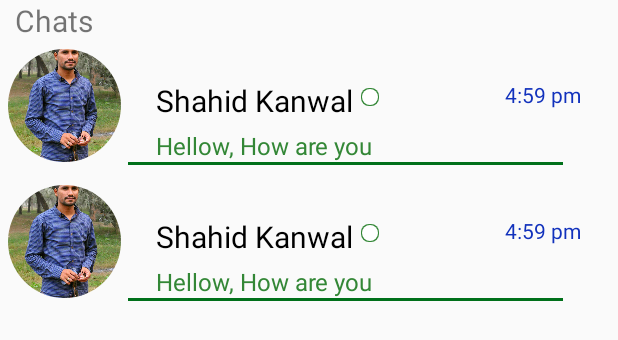
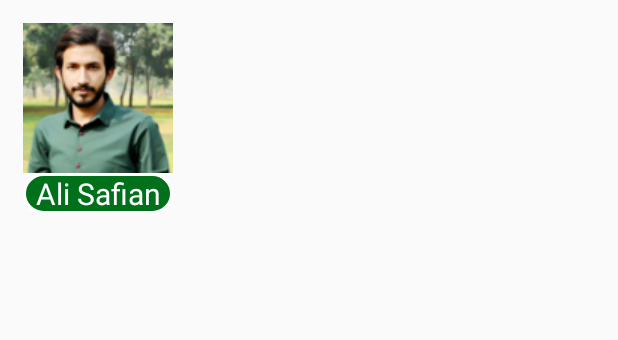
Before and after one commit to AliSafian/AndroidProjects, an Android app: the layout content_home.xml on its own in the app's theme, with its tools: preview values and no code run, on a phone screen of 412 x 824 dp. Shown: the top 340 px of the screen. Run offline under Robolectric (Android 15) with nearby library versions, the phone set to English and light mode, and no system bars; network calls fail.

Commit message:
Ali Safian.

```diff
--- a/app/src/main/java/com/facefive/meetbook/LoginActivity.java
+++ b/app/src/main/java/com/facefive/meetbook/LoginActivity.java
@@ -73,7 +73,6 @@ public class LoginActivity extends AppCompatActivity {
             public void onClick(View v) {
 
                 Intent i=new Intent(LoginActivity.this,VerifyEmailActivity.class);
-                i.putExtra("Flow", "FromForgetPassword");
                 startActivity(i);
             }
         });
--- /dev/null
+++ b/app/src/main/res/drawable/circle_bg.xml
@@ -0,0 +1,12 @@
+<?xml version="1.0" encoding="utf-8"?>
+<shape xmlns:android="http://schemas.android.com/apk/res/android" >
+    <stroke android:width="2dp"
+        android:color="#FFFFFF" />
+    <gradient
+        android:angle="225"
+        android:startColor="@color/colorPrimaryDark"
+        android:endColor="@color/colorPrimaryDark"/>
+
+    <corners android:radius="20dp"/>
+
+</shape>
--- a/app/src/main/res/layout/content_home.xml
+++ b/app/src/main/res/layout/content_home.xml
@@ -9,7 +9,7 @@
     tools:context="com.facefive.meetbook.HomeActivity"
     tools:showIn="@layout/app_bar_home">
 
-    <TextView
+    <!--<TextView
         android:id="@+id/tv1"
         android:layout_width="match_parent"
         android:layout_height="wrap_content"
@@ -155,6 +155,27 @@
             android:layout_marginStart="80dp"
             android:background="@color/colorPrimaryDark"/>
 
-    </RelativeLayout>
+    </RelativeLayout>-->
+    <LinearLayout
+        android:layout_width="wrap_content"
+        android:layout_height="wrap_content"
+        android:orientation="vertical"
+        android:layout_marginStart="15dp"
+        android:layout_marginTop="15dp">
+
+        <ImageView
+            android:layout_width="match_parent"
+            android:layout_height="wrap_content"
+            android:src="@drawable/ashar"/>
+        <TextView
+            android:layout_width="match_parent"
+            android:layout_height="wrap_content"
+            android:textColor="@android:color/white"
+            android:background="@drawable/circle_bg"
+            android:text="Ali Safian"
+            android:textSize="20dp"
+            android:textAlignment="center"/>
+
+    </LinearLayout>
 
 </RelativeLayout>
```
Also changed, not shown: app/src/main/AndroidManifest.xml (+5 -4 lines), app/src/main/java/com/facefive/meetbook/AppConfig.java (+7 -3 lines), app/src/main/java/com/facefive/meetbook/HomeActivity.java (+17 -17 lines), app/src/main/java/com/facefive/meetbook/NewPasswordActivity.java (+6 -9 lines), app/src/main/java/com/facefive/meetbook/SignupActivity.java (+7 -67 lines), app/src/main/java/com/facefive/meetbook/VerifyCodeActivity.java (+5 -4 lines), app/src/main/java/com/facefive/meetbook/VerifyEmailActivity.java (+4 -7 lines), 3 other files.
